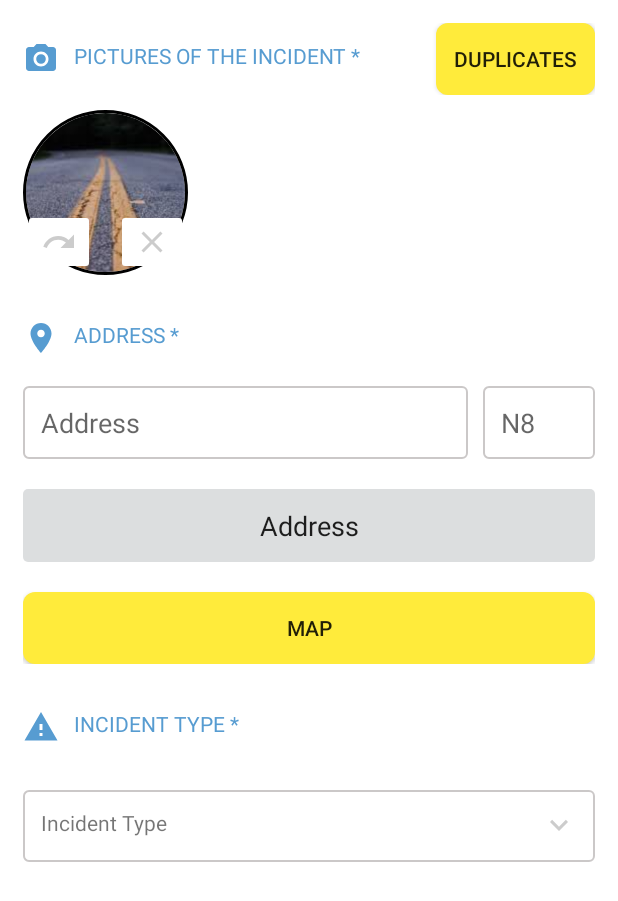
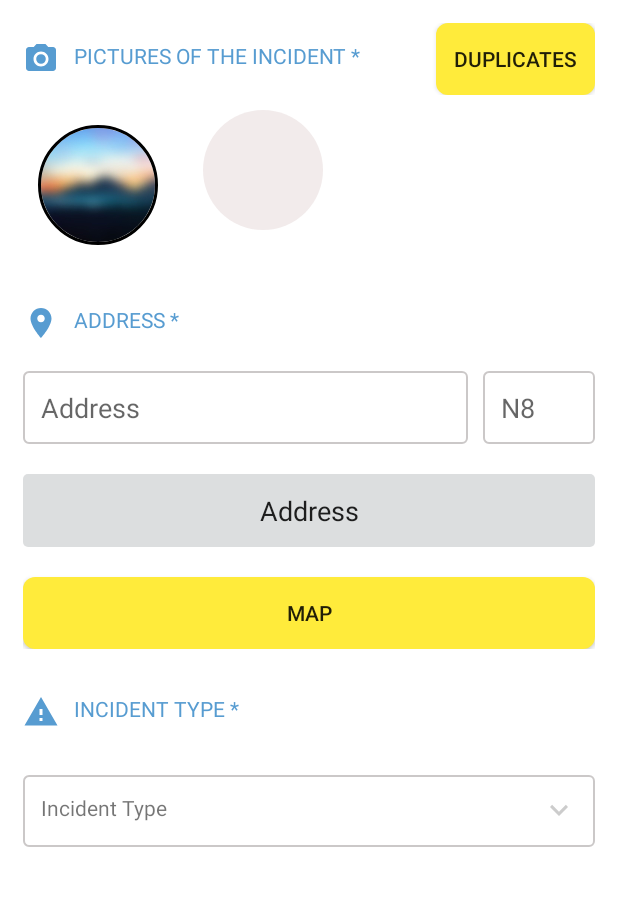
Before and after one commit to kashifzahid/FixStreets, an Android app: the RegisterIncident screen opened directly, with no data from a screen before it, on a phone screen of 412 x 824 dp. Shown: the top 901 px of the screen. Run offline under Robolectric (Android 15) with nearby library versions, the phone set to English and light mode, and no system bars; our stand-ins replace CircleImageView.

Commit message:
added recycler image

```diff
--- /dev/null
+++ b/app/src/main/java/com/example/fixstreet/Adaptor/incident_pictures_adaptor.java
@@ -0,0 +1,93 @@
+package com.example.fixstreet.Adaptor;
+
+
+import android.content.Context;
+import android.view.LayoutInflater;
+import android.view.View;
+import android.view.ViewGroup;
+import android.widget.TextView;
+import android.widget.Toast;
+
+import androidx.annotation.NonNull;
+import androidx.fragment.app.FragmentManager;
+import androidx.recyclerview.widget.RecyclerView;
+
+import com.example.fixstreet.Dialog.IncidentTypeDialog;
+import com.example.fixstreet.JSONData.LoadJson;
+import com.example.fixstreet.Object.incident_type;
+import com.example.fixstreet.R;
+
+import java.util.List;
+
+import de.hdodenhof.circleimageview.CircleImageView;
+
+public class incident_pictures_adaptor extends RecyclerView.Adapter<incident_pictures_adaptor.ViewHolder> {
+
+    private Context context;
+    private List<incident_type> modelClassList;
+
+
+
+
+    public incident_pictures_adaptor(Context context, List<incident_type> modelClassList) {
+        this.context = context;
+        this.modelClassList = modelClassList;
+
+
+    }
+
+    @NonNull
+    @Override
+    public ViewHolder onCreateViewHolder(@NonNull ViewGroup viewGroup, int i) {
+        LayoutInflater layoutInflater = LayoutInflater.from(context);
+        View view = layoutInflater.inflate(R.layout.item_register_incident_picture,null);
+        return  new ViewHolder(view);
+    }
+
+    @Override
+    public void onBindViewHolder(@NonNull ViewHolder viewHolder, int i) {
+
+        final incident_type modelClass = modelClassList.get(i);
+     viewHolder.img.setImageResource(R.drawable.background_blur);
+
+
+        viewHolder.itemView.setOnClickListener(new View.OnClickListener() {
+            @Override
+            public void onClick(View v) {
+//                Intent intent=new Intent(context, AttendanceDetail.class);
+//                intent.putExtra("id", modelClass.getEmp_code());
+//                context.startActivity(intent);
+              //  Toast.makeText(context, "Id is"+modelClass.getId(), Toast.LENGTH_SHORT).show();
+
+
+                }
+
+
+
+
+
+        });
+
+    }
+
+    @Override
+    public int getItemCount() {
+        return modelClassList.size();
+    }
+    public void setItems(List<incident_type> persons) {
+        this.modelClassList = persons;
+    }
+
+    public class ViewHolder extends RecyclerView.ViewHolder {
+
+
+         CircleImageView img;
+
+        public ViewHolder(@NonNull View itemView) {
+            super(itemView);
+            img=itemView.findViewById(R.id.profile_image);
+
+
+        }
+    }
+}
--- a/app/src/main/java/com/example/fixstreet/Object/incident_type.java
+++ b/app/src/main/java/com/example/fixstreet/Object/incident_type.java
@@ -4,7 +4,19 @@ public class incident_type {
     public  String type;
     public String id;
     public int img;
+    public String url;
 
+    public incident_type(String url) {
+        this.url = url;
+    }
+
+    public String getUrl() {
+        return url;
+    }
+
+    public void setUrl(String url) {
+        this.url = url;
+    }
 
     public String getType() {
         return type;
--- a/app/src/main/java/com/example/fixstreet/View/RegisterIncident.java
+++ b/app/src/main/java/com/example/fixstreet/View/RegisterIncident.java
@@ -2,20 +2,38 @@ package com.example.fixstreet.View;
 
 import androidx.appcompat.app.AppCompatActivity;
 import androidx.fragment.app.FragmentManager;
+import androidx.recyclerview.widget.LinearLayoutManager;
+import androidx.recyclerview.widget.RecyclerView;
 
 import android.os.Bundle;
 import android.view.View;
 
+import com.example.fixstreet.Adaptor.incident_adaptor;
+import com.example.fixstreet.Adaptor.incident_pictures_adaptor;
 import com.example.fixstreet.Dialog.IncidentTypeDialog;
+import com.example.fixstreet.Object.incident_type;
 import com.example.fixstreet.R;
 
+import java.util.ArrayList;
+import java.util.List;
+
 public class RegisterIncident extends AppCompatActivity {
+    private RecyclerView recyclerView;
+    private incident_pictures_adaptor adaptor;
+    private List<incident_type> modelClassList;
 
 
     @Override
     protected void onCreate(Bundle savedInstanceState) {
         super.onCreate(savedInstanceState);
         setContentView(R.layout.activity_register_incident);
+        modelClassList = new ArrayList<>();
+        recyclerView = findViewById(R.id.recycler_incident_pictures);
+        recyclerView.setHasFixedSize(true);
+        LinearLayoutManager recyclerLayoutManager = new LinearLayoutManager(this);
+        recyclerLayoutManager.setOrientation(LinearLayoutManager.HORIZONTAL);
+        recyclerView.setLayoutManager(recyclerLayoutManager);
+       AddDataToRecyclerView();
 
 
 
@@ -27,4 +45,17 @@ public class RegisterIncident extends AppCompatActivity {
         IncidentTypeDialog.display(getSupportFragmentManager(),"one","null");
 
     }
+
+    public void OpenImagePicker(View view) {
+        modelClassList.add(new incident_type("sewage"));
+        adaptor.setItems(modelClassList);
+        adaptor.notifyDataSetChanged();
+    }
+    private void AddDataToRecyclerView() {
+        modelClassList.add(new incident_type("sewage"));
+
+       adaptor = new incident_pictures_adaptor(this, modelClassList);
+       recyclerView.setAdapter(adaptor);
+    }
+
 }
--- a/app/src/main/res/layout/activity_register_incident.xml
+++ b/app/src/main/res/layout/activity_register_incident.xml
@@ -36,51 +36,47 @@
 
 
     </RelativeLayout>
-    <RelativeLayout
+    <HorizontalScrollView
         android:layout_width="match_parent"
         android:id="@+id/Relative_picture"
         android:layout_below="@id/Relative_picture_title"
         android:layout_marginTop="10dp"
         android:layout_height="wrap_content">
         <RelativeLayout
-            android:layout_width="110dp"
-            android:layout_height="110dp"
-            >
+            android:layout_width="wrap_content"
+            android:layout_height="wrap_content">
+
+        <androidx.recyclerview.widget.RecyclerView
+            android:layout_width="wrap_content"
+            android:layout_height="wrap_content"
+            android:id="@+id/recycler_incident_pictures"
+            android:orientation="horizontal"
+            tools:itemCount="1"
+            tools:listitem="@layout/item_register_incident_picture"
+            app:layoutManager="androidx.recyclerview.widget.LinearLayoutManager"
+
+
+            />
+
+
 
 
         <de.hdodenhof.circleimageview.CircleImageView
             android:id="@+id/profile_image"
-            android:layout_width="120dp"
-            android:layout_height="120dp"
-            android:src="@drawable/road"
-            app:civ_border_width="2dp"
-            app:civ_border_color="#FF000000"/>
-            <RelativeLayout
-                android:layout_width="wrap_content"
-                android:layout_alignParentBottom="true"
-                android:layout_height="wrap_content">
+            android:layout_width="80dp"
+            android:layout_height="80dp"
+            android:layout_marginStart="20dp"
+            android:onClick="OpenImagePicker"
+            android:layout_toEndOf="@id/recycler_incident_pictures"
+
+            android:src="#B0ECE3E3"
+            />
 
 
-            <ImageButton
-                android:layout_width="wrap_content"
-                android:layout_alignParentStart="true"
-                android:backgroundTint="#fff"
-                android:src="@drawable/ic_redo_black_24dp"
-                android:layout_height="wrap_content"
-                />
-            <ImageButton
-                android:layout_width="wrap_content"
-                android:layout_alignParentEnd="true"
-
-
-                android:backgroundTint="#fff"
-                android:src="@drawable/ic_clear_black_24dp"
-                android:layout_height="wrap_content"/>
-            </RelativeLayout>
 
         </RelativeLayout>
 
-    </RelativeLayout>
+    </HorizontalScrollView>
     <RelativeLayout
         android:layout_width="match_parent"
         android:layout_marginTop="30dp"
--- /dev/null
+++ b/app/src/main/res/layout/item_register_incident_picture.xml
@@ -0,0 +1,47 @@
+<?xml version="1.0" encoding="utf-8"?>
+<RelativeLayout
+    xmlns:app="http://schemas.android.com/apk/res-auto"
+    xmlns:android="http://schemas.android.com/apk/res/android"
+    android:layout_width="80dp"
+    android:layout_height="80dp"
+
+   android:padding="10dp"
+
+
+    android:visibility="visible"
+   >
+
+
+
+    <de.hdodenhof.circleimageview.CircleImageView
+        android:id="@+id/profile_image"
+        android:layout_width="80dp"
+        android:layout_height="80dp"
+        android:src="@drawable/road"
+        app:civ_border_width="2dp"
+        app:civ_border_color="#FF000000"/>
+    <RelativeLayout
+        android:layout_width="wrap_content"
+        android:layout_alignParentBottom="true"
+        android:visibility="gone"
+        android:layout_height="wrap_content">
+
+
+        <ImageButton
+            android:layout_width="wrap_content"
+            android:layout_alignParentStart="true"
+            android:backgroundTint="#fff"
+            android:src="@drawable/ic_redo_black_24dp"
+            android:layout_height="wrap_content"
+            />
+        <ImageButton
+            android:layout_width="wrap_content"
+            android:layout_alignParentEnd="true"
+
+
+            android:backgroundTint="#fff"
+            android:src="@drawable/ic_clear_black_24dp"
+            android:layout_height="wrap_content"/>
+    </RelativeLayout>
+
+</RelativeLayout>
```
